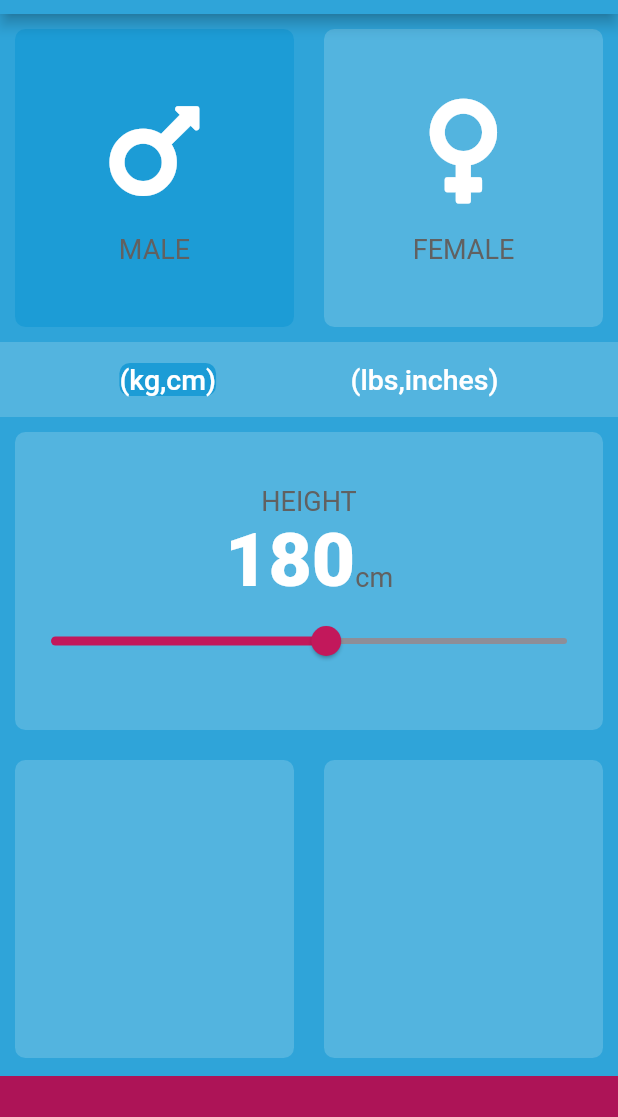
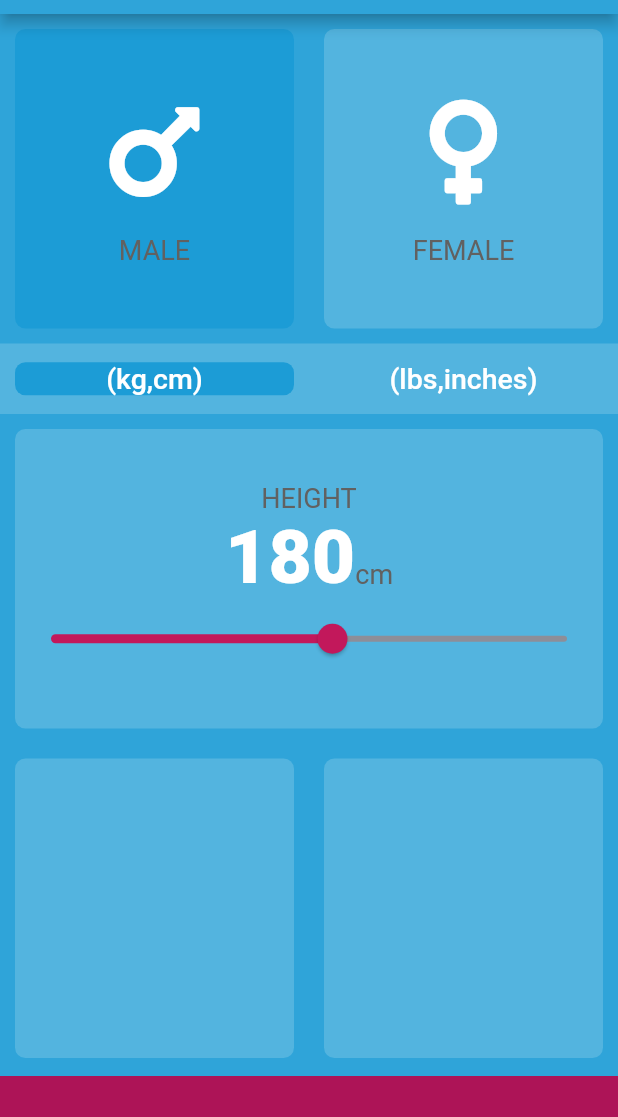
Before and after one commit to AnomDevgun/AppDev, a Flutter app: the screen it shows after launch, on a phone screen of 412 x 824 dp, the part 70-1187 px from its top. Run offline on Flutter 3.47's test engine with Material 2 defaults, Android fonts, the phone set to English and light mode, and no system bars; our stand-ins replace audioplayers, font_awesome_flutter, rflutter_alert.

Commit message:
working on bmi app

```diff
--- a/bmi-calculator/lib/constants.dart
+++ b/bmi-calculator/lib/constants.dart
@@ -4,8 +4,8 @@ const kBottomContainerHeight = 60.0;
 const kInactiveCardColor = Color(0xFF53B4DF);
 const kBottomContainerColor = Color(0xFFad1457);
 const kActiveCardColor = Color(0xFF1C9CD6);
-const kMinHeight = 100.0;
-const kMaxHeight = 250.0;
+const kMinHeight = 120.0;
+const kMaxHeight = 230.0;
 
 const kLabelTextStyle = TextStyle(
   fontSize: 18.0,
--- a/bmi-calculator/lib/input_page.dart
+++ b/bmi-calculator/lib/input_page.dart
@@ -1,3 +1,4 @@
+import 'package:flutter/cupertino.dart';
 import 'package:flutter/material.dart';
 import 'package:font_awesome_flutter/font_awesome_flutter.dart';
 import 'reusable_columnincard.dart';
@@ -72,12 +73,14 @@ class _InputPageState extends State<InputPage> {
             ),
           ),
           Container(
-            height: 50.0,
+
+            height: 47.0,
             color: kInactiveCardColor,
             child: Row(
               mainAxisAlignment: MainAxisAlignment.spaceEvenly,
               children: <Widget>[
-                ReusableCard(
+                Expanded(
+                  child: ReusableCard(
                     colour: scaleSelected == Scale.metric
                         ? kActiveCardColor
                         : kInactiveCardColor,
@@ -86,9 +89,11 @@ class _InputPageState extends State<InputPage> {
                         scaleSelected = Scale.metric;
                       });
                     },
-                  cardChild: Text('(kg,cm)', style: kUnitTextStyle),
+                    cardChild: Text('(kg,cm)', style: kUnitTextStyle,textAlign: TextAlign.center,),
                   ),
-                ReusableCard(
+                ),
+                Expanded(
+                  child: ReusableCard(
                     onPress: () {
                       setState(() {
                         scaleSelected = Scale.imperial;
@@ -97,7 +102,8 @@ class _InputPageState extends State<InputPage> {
                     colour: scaleSelected == Scale.imperial
                         ? kActiveCardColor
                         : kInactiveCardColor,
-                  cardChild: Text('(lbs,inches)', style: kUnitTextStyle),
+                    cardChild: Text('(lbs,inches)', style: kUnitTextStyle,textAlign: TextAlign.center,),
+                  ),
                 ),
               ],
             ),
```
Lines whose indentation alone changed are shown as unchanged.
